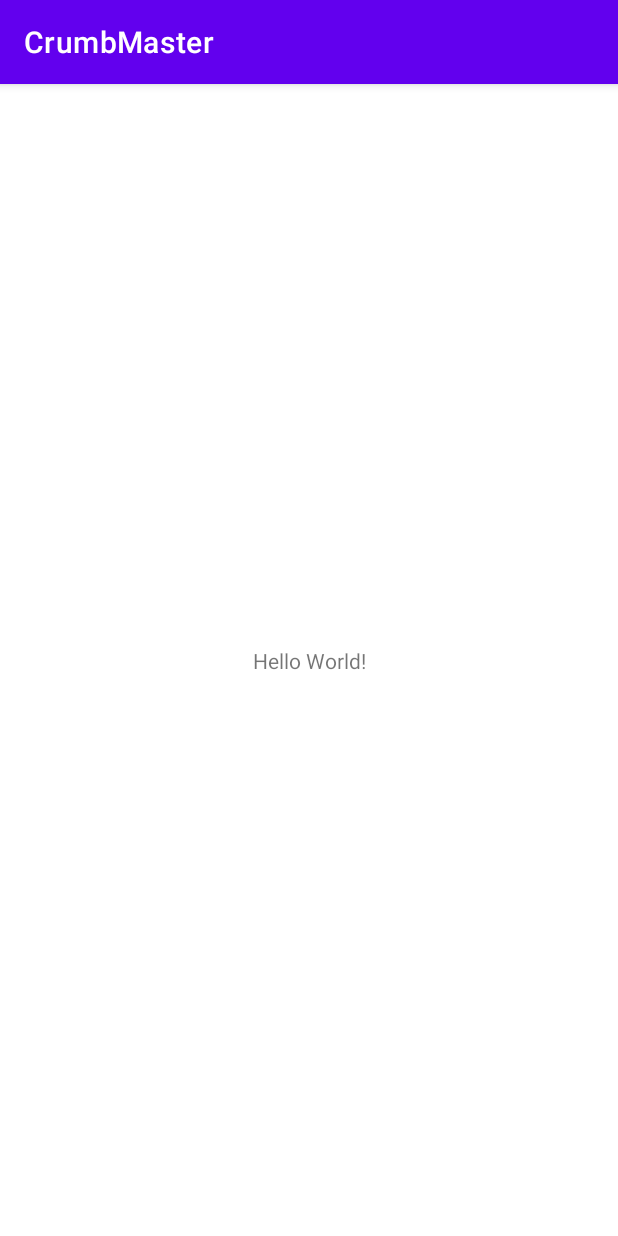
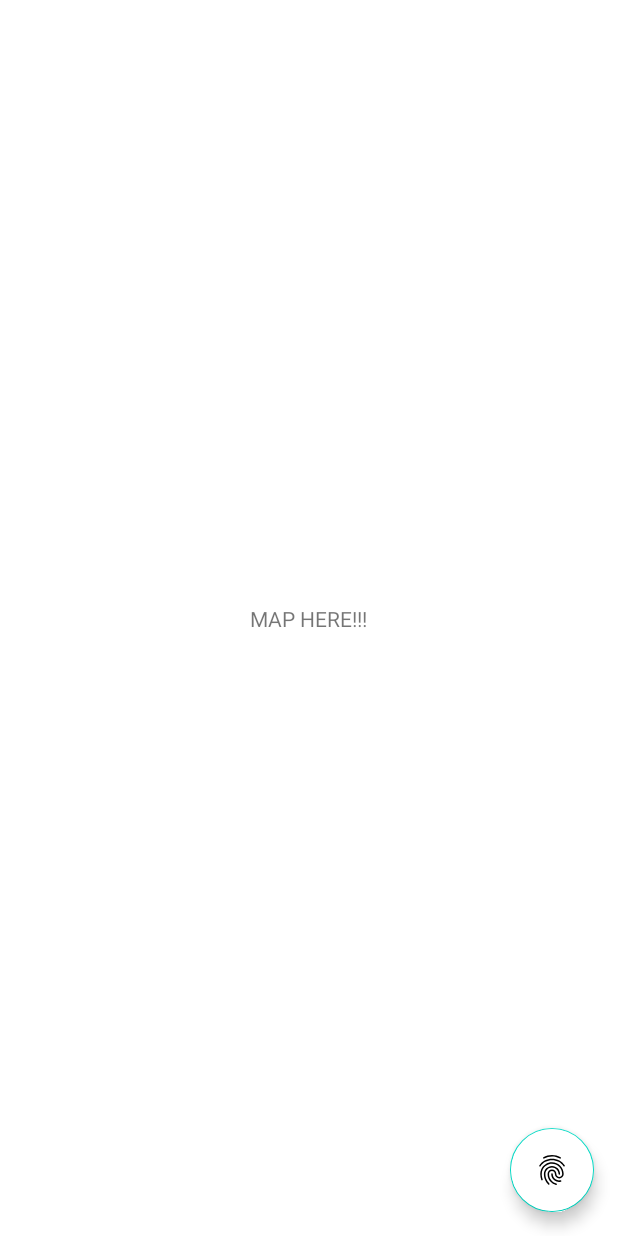
Before and after one commit to janumichal/CrumbMaster, an Android app: the screen it shows after launch (MainActivity before the commit, MapActivity after it), on a phone screen of 412 x 824 dp. Run offline under Robolectric (Android 15) with nearby library versions, the phone set to English and light mode, and no system bars.

Commit message:
Added menu action tab + animations

```diff
--- a/app/src/main/AndroidManifest.xml
+++ b/app/src/main/AndroidManifest.xml
@@ -10,7 +10,10 @@
         android:supportsRtl="true"
         android:theme="@style/Theme.CrumbMaster">
         <activity
-            android:name=".MainActivity"
+            android:name=".MenuActivity"
+            android:exported="true" />
+        <activity
+            android:name=".MapActivity"
             android:exported="true">
             <intent-filter>
                 <action android:name="android.intent.action.MAIN" />
--- /dev/null
+++ b/app/src/main/java/com/example/crumbmaster/MapActivity.kt
@@ -0,0 +1,24 @@
+package com.example.crumbmaster
+
+import android.content.Intent
+import androidx.appcompat.app.AppCompatActivity
+import android.os.Bundle
+import com.google.android.material.floatingactionbutton.FloatingActionButton
+
+class MapActivity : AppCompatActivity() {
+    override fun onCreate(savedInstanceState: Bundle?) {
+        super.onCreate(savedInstanceState)
+        setContentView(R.layout.activity_map)
+
+        val mMenuBtn = findViewById<FloatingActionButton>(R.id.MenuBtn);
+//        val mMenuLayout = findViewById<RelativeLayout>(R.id.MenuLayout);
+
+        mMenuBtn.setOnClickListener{
+            val intent = Intent(this,MenuActivity::class.java)
+            startActivity(intent);
+            overridePendingTransition(R.anim.hold, R.anim.fade_in)
+
+        }
+
+    }
+}
--- a/app/src/main/java/com/example/crumbmaster/MainActivity.kt
+++ b/app/src/main/java/com/example/crumbmaster/MenuActivity.kt
@@ -3,9 +3,9 @@ package com.example.crumbmaster
 import androidx.appcompat.app.AppCompatActivity
 import android.os.Bundle
 
-class MainActivity : AppCompatActivity() {
+class MenuActivity : AppCompatActivity() {
     override fun onCreate(savedInstanceState: Bundle?) {
         super.onCreate(savedInstanceState)
-        setContentView(R.layout.activity_main)
+        setContentView(R.layout.activity_menu)
     }
 }
--- /dev/null
+++ b/app/src/main/res/anim/fade_in.xml
@@ -0,0 +1,6 @@
+<set xmlns:android="http://schemas.android.com/apk/res/android"
+    android:fillAfter="true">
+    <alpha android:fromAlpha="1.0"
+        android:toAlpha="0.0"
+        android:duration="1000"/>
+</set>
--- /dev/null
+++ b/app/src/main/res/anim/fade_out.xml
@@ -0,0 +1,6 @@
+<set xmlns:android="http://schemas.android.com/apk/res/android"
+    android:fillAfter="true">
+    <alpha android:fromAlpha="0.0"
+        android:toAlpha="1.0"
+        android:duration="500"/>
+</set>
--- /dev/null
+++ b/app/src/main/res/anim/hold.xml
@@ -0,0 +1,6 @@
+<set xmlns:android="http://schemas.android.com/apk/res/android"
+    android:shareInterpolator="false" >
+    <translate
+        android:duration="2000"
+        android:zAdjustment="bottom" />
+</set>
--- /dev/null
+++ b/app/src/main/res/layout-v23/activity_map.xml
@@ -0,0 +1,32 @@
+<?xml version="1.0" encoding="utf-8"?>
+<androidx.constraintlayout.widget.ConstraintLayout xmlns:android="http://schemas.android.com/apk/res/android"
+    xmlns:app="http://schemas.android.com/apk/res-auto"
+    xmlns:tools="http://schemas.android.com/tools"
+    android:id="@+id/MapLayout"
+    android:layout_width="match_parent"
+    android:layout_height="match_parent"
+    tools:context=".MapActivity">
+
+    <TextView
+        android:layout_width="wrap_content"
+        android:layout_height="wrap_content"
+        android:text="@string/map_string"
+        app:layout_constraintBottom_toBottomOf="parent"
+        app:layout_constraintLeft_toLeftOf="parent"
+        app:layout_constraintRight_toRightOf="parent"
+        app:layout_constraintTop_toTopOf="parent" />
+
+    <com.google.android.material.floatingactionbutton.FloatingActionButton
+        android:id="@+id/MenuBtn"
+        android:layout_width="wrap_content"
+        android:layout_height="wrap_content"
+        android:layout_marginEnd="16dp"
+        android:layout_marginBottom="16dp"
+        android:backgroundTint="#FFFFFF"
+        android:clickable="true"
+        app:layout_constraintBottom_toBottomOf="parent"
+        app:layout_constraintEnd_toEndOf="parent"
+        app:srcCompat="?android:attr/fingerprintAuthDrawable"
+        tools:ignore="SpeakableTextPresentCheck" />
+
+</androidx.constraintlayout.widget.ConstraintLayout>
--- /dev/null
+++ b/app/src/main/res/layout/activity_map.xml
@@ -0,0 +1,33 @@
+<?xml version="1.0" encoding="utf-8"?>
+<androidx.constraintlayout.widget.ConstraintLayout xmlns:android="http://schemas.android.com/apk/res/android"
+    xmlns:app="http://schemas.android.com/apk/res-auto"
+    xmlns:tools="http://schemas.android.com/tools"
+    android:id="@+id/MapLayout"
+    android:layout_width="match_parent"
+    android:layout_height="match_parent"
+    tools:context=".MapActivity">
+
+    <TextView
+        android:layout_width="wrap_content"
+        android:layout_height="wrap_content"
+        android:text="@string/map_string"
+        app:layout_constraintBottom_toBottomOf="parent"
+        app:layout_constraintLeft_toLeftOf="parent"
+        app:layout_constraintRight_toRightOf="parent"
+        app:layout_constraintTop_toTopOf="parent" />
+
+    <com.google.android.material.floatingactionbutton.FloatingActionButton
+        android:id="@+id/MenuBtn"
+        android:layout_width="wrap_content"
+        android:layout_height="wrap_content"
+        android:layout_marginEnd="16dp"
+        android:layout_marginBottom="16dp"
+        android:backgroundTint="#FFFFFF"
+        android:clickable="true"
+        app:layout_constraintBottom_toBottomOf="parent"
+        app:layout_constraintEnd_toEndOf="parent"
+        app:srcCompat="@drawable/opts"
+        tools:ignore="SpeakableTextPresentCheck"
+        tools:targetApi="m" />
+
+</androidx.constraintlayout.widget.ConstraintLayout>
--- a/app/src/main/res/layout/activity_main.xml
+++ b/app/src/main/res/layout/activity_menu.xml
@@ -2,17 +2,18 @@
 <androidx.constraintlayout.widget.ConstraintLayout xmlns:android="http://schemas.android.com/apk/res/android"
     xmlns:app="http://schemas.android.com/apk/res-auto"
     xmlns:tools="http://schemas.android.com/tools"
+    android:id="@+id/MenuLayout"
     android:layout_width="match_parent"
     android:layout_height="match_parent"
-    tools:context=".MainActivity">
+    tools:context=".MenuActivity">
 
     <TextView
+        android:id="@+id/textView"
         android:layout_width="wrap_content"
         android:layout_height="wrap_content"
-        android:text="Hello World!"
+        android:text="@string/menu_string"
         app:layout_constraintBottom_toBottomOf="parent"
-        app:layout_constraintLeft_toLeftOf="parent"
-        app:layout_constraintRight_toRightOf="parent"
+        app:layout_constraintEnd_toEndOf="parent"
+        app:layout_constraintStart_toStartOf="parent"
         app:layout_constraintTop_toTopOf="parent" />
-
 </androidx.constraintlayout.widget.ConstraintLayout>
--- a/app/src/main/res/values-night/themes.xml
+++ b/app/src/main/res/values-night/themes.xml
@@ -1,6 +1,6 @@
 <resources xmlns:tools="http://schemas.android.com/tools">
     <!-- Base application theme. -->
-    <style name="Theme.CrumbMaster" parent="Theme.MaterialComponents.DayNight.DarkActionBar">
+    <style name="Theme.CrumbMaster" parent="Theme.MaterialComponents.DayNight.NoActionBar">
         <!-- Primary brand color. -->
         <item name="colorPrimary">@color/purple_200</item>
         <item name="colorPrimaryVariant">@color/purple_700</item>
--- a/app/src/main/res/values/strings.xml
+++ b/app/src/main/res/values/strings.xml
@@ -1,3 +1,5 @@
 <resources>
     <string name="app_name">CrumbMaster</string>
+    <string name="map_string">MAP HERE!!!</string>
+    <string name="menu_string">Menu Here!!</string>
 </resources>
--- a/app/src/main/res/values/themes.xml
+++ b/app/src/main/res/values/themes.xml
@@ -1,6 +1,6 @@
 <resources xmlns:tools="http://schemas.android.com/tools">
     <!-- Base application theme. -->
-    <style name="Theme.CrumbMaster" parent="Theme.MaterialComponents.DayNight.DarkActionBar">
+    <style name="Theme.CrumbMaster" parent="Theme.MaterialComponents.DayNight.NoActionBar">
         <!-- Primary brand color. -->
         <item name="colorPrimary">@color/purple_500</item>
         <item name="colorPrimaryVariant">@color/purple_700</item>
```
Also changed, not shown: app/src/main/res/drawable/opts.png (added).
